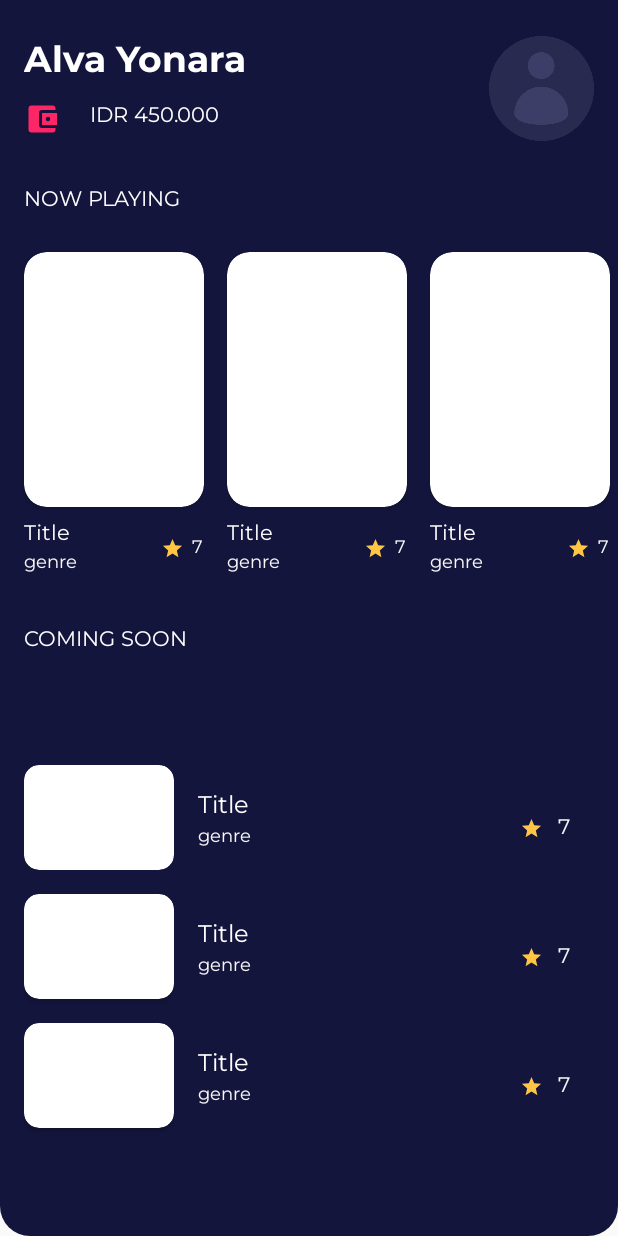
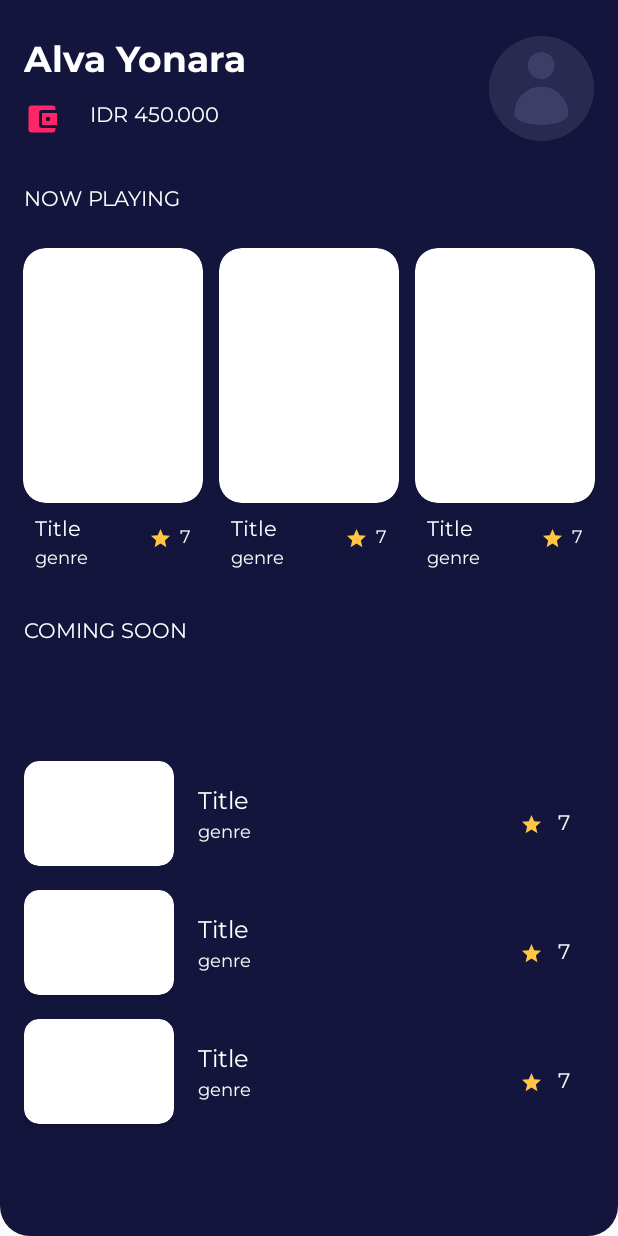
Before and after one commit to alvayonara/MovieTicket, an Android app: the layout fragment_dashboard.xml on its own in the app's theme, with its tools: preview values and no code run, on a phone screen of 412 x 824 dp. Run offline under Robolectric (Android 15) with nearby library versions, the phone set to English and light mode, and no system bars.

Commit message:
Fix style horizontal recyclerview (Now Playing)

```diff
--- a/app/src/main/java/com/alvayonara/movieticket/ui/dashboard/DashboardFragment.kt
+++ b/app/src/main/java/com/alvayonara/movieticket/ui/dashboard/DashboardFragment.kt
@@ -50,11 +50,13 @@ class DashboardFragment : Fragment() {
             convertCurrencyBalance(preferences.getValues("balance")!!.toDouble(), tv_balance)
         }
 
-        // Set profile photo
-        Glide.with(this)
-            .load(preferences.getValues("url"))
-            .apply(RequestOptions.circleCropTransform())
-            .into(iv_profile)
+        if (!preferences.getValues("url").isNullOrEmpty()){
+            // Set profile photo
+            Glide.with(this)
+                .load(preferences.getValues("url"))
+                .apply(RequestOptions.circleCropTransform())
+                .into(iv_profile)
+        }
 
         nowPlayingAdapter = NowPlayingAdapter()
         comingSoonAdapter = ComingSoonAdapter()
--- a/app/src/main/res/layout/activity_detail_movie.xml
+++ b/app/src/main/res/layout/activity_detail_movie.xml
@@ -147,7 +147,7 @@
                 android:layout_marginEnd="16dp"
                 android:background="@drawable/shape_rectangle_pink"
                 android:fontFamily="@font/montserrat"
-                android:text="@string/pilih_bangku"
+                android:text="@string/choose_seat"
                 android:textColor="@color/colorWhite" />
         </RelativeLayout>
     </LinearLayout>
--- a/app/src/main/res/layout/fragment_dashboard.xml
+++ b/app/src/main/res/layout/fragment_dashboard.xml
@@ -69,11 +69,12 @@
 
             <androidx.recyclerview.widget.RecyclerView
                 android:id="@+id/rv_now_playing"
-                android:layout_width="0dp"
+                android:layout_width="match_parent"
                 android:layout_height="wrap_content"
-                android:layout_marginStart="8dp"
                 android:layout_marginTop="16dp"
+                android:clipToPadding="false"
                 android:orientation="horizontal"
+                android:paddingLeft="10dp"
                 app:layoutManager="androidx.recyclerview.widget.LinearLayoutManager"
                 app:layout_constraintEnd_toEndOf="parent"
                 app:layout_constraintStart_toStartOf="parent"
--- a/app/src/main/res/layout/row_item_now_playing.xml
+++ b/app/src/main/res/layout/row_item_now_playing.xml
@@ -2,8 +2,12 @@
 <androidx.constraintlayout.widget.ConstraintLayout xmlns:android="http://schemas.android.com/apk/res/android"
     xmlns:app="http://schemas.android.com/apk/res-auto"
     xmlns:tools="http://schemas.android.com/tools"
-    android:layout_width="135dp"
+    android:layout_width="wrap_content"
     android:layout_height="wrap_content"
+    android:layout_marginLeft="5dp"
+    android:layout_marginTop="5dp"
+    android:layout_marginRight="5dp"
+    android:layout_marginBottom="5dp"
     android:background="@color/colorBlue"
     android:orientation="vertical">
 
@@ -11,10 +15,10 @@
         android:id="@+id/iv_poster"
         android:layout_width="120dp"
         android:layout_height="170dp"
-        android:layout_marginStart="8dp"
-        android:layout_marginTop="8dp"
-        android:layout_marginEnd="8dp"
         app:cardCornerRadius="15dp"
+        app:cardElevation="1dp"
+        app:cardPreventCornerOverlap="false"
+        app:cardUseCompatPadding="false"
         app:layout_constraintEnd_toEndOf="parent"
         app:layout_constraintStart_toStartOf="parent"
         app:layout_constraintTop_toTopOf="parent"
@@ -49,7 +53,6 @@
         android:layout_width="0dp"
         android:layout_height="wrap_content"
         android:layout_marginStart="8dp"
-        android:layout_marginBottom="8dp"
         android:fontFamily="@font/montserrat"
         android:maxLines="1"
         android:singleLine="true"
@@ -66,16 +69,16 @@
         android:layout_width="wrap_content"
         android:layout_height="wrap_content"
         android:layout_marginEnd="8dp"
-        android:drawableLeft="@drawable/ic_star_yellow"
+        android:drawableStart="@drawable/ic_star_yellow"
         android:drawablePadding="5dp"
         android:fontFamily="@font/montserrat"
         android:gravity="center"
-        tools:text="7"
         android:textColor="@color/colorWhiteGrey"
         android:textSize="12sp"
         app:layout_constraintBottom_toBottomOf="parent"
         app:layout_constraintEnd_toEndOf="parent"
-        app:layout_constraintTop_toBottomOf="@+id/iv_poster" />
+        app:layout_constraintTop_toBottomOf="@+id/iv_poster"
+        tools:text="7" />
 
 
 </androidx.constraintlayout.widget.ConstraintLayout>
--- a/app/src/main/res/values/strings.xml
+++ b/app/src/main/res/values/strings.xml
@@ -52,4 +52,5 @@
     <string name="settings">Settings</string>
     <string name="who_played">Who’s Played</string>
     <string name="storyboard">Storyboard</string>
+    <string name="choose_seat">Choose Seat</string>
 </resources>
```
